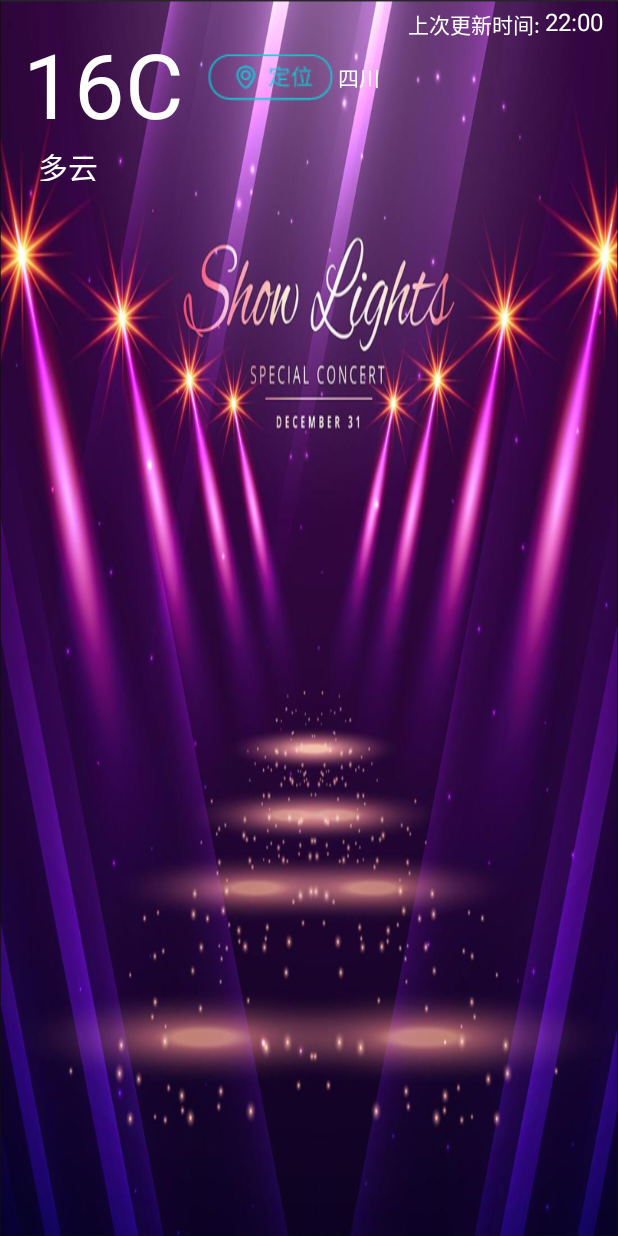
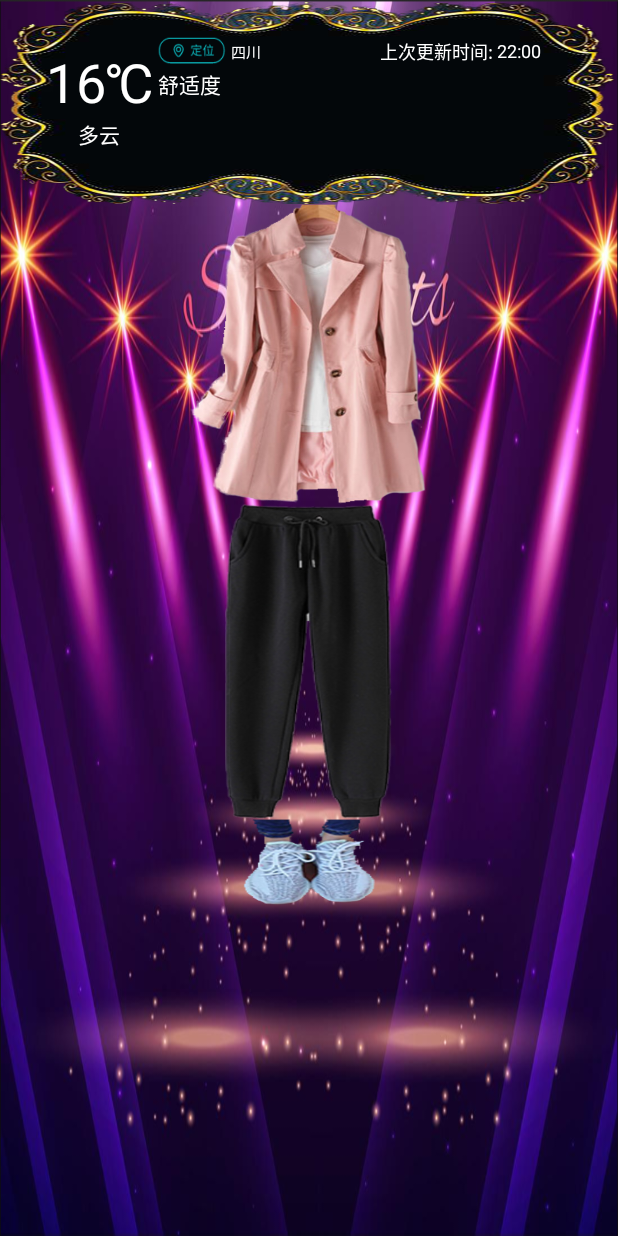
Before and after one commit to GZAY/Yichuguanjia2, an Android app: the layout collocation.xml on its own in the app's theme, with its tools: preview values and no code run, on a phone screen of 412 x 824 dp. Run offline under Robolectric (Android 15) with nearby library versions, the phone set to English and light mode, and no system bars.

Commit message:
version 3.18

```diff
--- a/app/src/main/java/com/example/yichuguanjia2/BottomNavigatioinBar/CollocationFragment.java
+++ b/app/src/main/java/com/example/yichuguanjia2/BottomNavigatioinBar/CollocationFragment.java
@@ -95,12 +95,12 @@ public class CollocationFragment extends Fragment {
                 drawerLayout.openDrawer(GravityCompat.START);
             }
         });
-        String bingPic = prefs.getString("bing_pic", null);
+        /*String bingPic = prefs.getString("bing_pic", null);
         if (bingPic != null) {
             Glide.with(this).load(bingPic).into(bingPicImg);
         } else {
             loadBingPic();
-        }
+        }*/
         return mRootView;
     }
 
@@ -149,7 +149,7 @@ public class CollocationFragment extends Fragment {
                 });
             }
         });
-        loadBingPic();
+        //loadBingPic();
     }
 
     /**
--- a/app/src/main/res/layout/activity_weather.xml
+++ b/app/src/main/res/layout/activity_weather.xml
@@ -23,6 +23,10 @@
                 android:layout_height="wrap_content">
 
                 <ImageView
+                    android:layout_width="match_parent"
+                    android:layout_height="match_parent"
+                    android:background="@drawable/weather_show"/>
+                <ImageView
                     android:id="@+id/bing_pic_img"
                     android:layout_width="match_parent"
                     android:layout_height="match_parent"
--- a/app/src/main/res/layout/collocation.xml
+++ b/app/src/main/res/layout/collocation.xml
@@ -7,4 +7,33 @@
     android:background="@drawable/c_show">
     <include layout="@layout/activity_weather" />
 
+    <RelativeLayout
+        android:layout_width="match_parent"
+        android:layout_height="match_parent">
+
+
+        <ImageView
+            android:id="@+id/down"
+            android:layout_width="111dp"
+            android:layout_height="210dp"
+            android:layout_below="@+id/coat"
+            android:layout_centerHorizontal="true"
+
+            android:background="@drawable/c_down" />
+
+        <ImageView
+            android:id="@+id/coat"
+            android:layout_width="176dp"
+            android:layout_height="200dp"
+            android:layout_centerHorizontal="true"
+            android:background="@drawable/c_coat" />
+
+        <ImageView
+            android:id="@+id/foot"
+            android:layout_width="88dp"
+            android:layout_height="57dp"
+            android:layout_centerHorizontal="true"
+            android:background="@drawable/c_foot"
+            android:layout_below="@+id/down"/>
+    </RelativeLayout>
 </LinearLayout>
--- a/app/src/main/res/layout/now.xml
+++ b/app/src/main/res/layout/now.xml
@@ -1,87 +1,108 @@
 <?xml version="1.0" encoding="utf-8"?>
-<RelativeLayout
-    xmlns:android="http://schemas.android.com/apk/res/android"
-    android:layout_width="match_parent"
+<RelativeLayout xmlns:android="http://schemas.android.com/apk/res/android"
+    android:layout_width="wrap_content"
     android:layout_height="wrap_content">
+
     <LinearLayout
         android:id="@+id/degree_info"
-        android:orientation="vertical"
         android:layout_width="wrap_content"
         android:layout_height="wrap_content"
-        android:layout_margin="15dp">
+        android:layout_alignParentTop="true"
+
+        android:layout_marginEnd="-102dp"
+        android:layout_toStartOf="@id/comfort_text"
+        android:orientation="vertical">
 
         <TextView
             android:id="@+id/degree_text"
             android:layout_width="wrap_content"
             android:layout_height="wrap_content"
-            android:layout_gravity="start"
-            android:text="16C"
+            android:layout_marginTop="30dp"
+            android:text="16℃"
             android:textColor="@color/weather"
-            android:textSize="60sp" />
+            android:textSize="36sp" />
 
         <TextView
             android:id="@+id/weather_info_text"
             android:layout_width="wrap_content"
             android:layout_height="wrap_content"
-            android:layout_gravity="start"
+            android:layout_gravity="center_horizontal"
             android:text="多云"
             android:textColor="@color/weather"
-            android:textSize="20sp"
-            android:layout_marginLeft="10dp" />
+            android:textSize="14sp" />
 
     </LinearLayout>
+
     <RelativeLayout
         android:layout_width="wrap_content"
         android:layout_height="wrap_content"
-        android:layout_marginTop="35dp"
-        android:layout_toEndOf="@id/degree_info"
-        android:layout_toRightOf="@id/degree_info">
+        android:layout_alignParentTop="true"
+        android:layout_centerVertical="true"
+        android:layout_marginStart="105dp"
+        android:layout_marginLeft="105dp"
+        android:layout_marginTop="19dp"
+        android:layout_marginEnd="10dp">
+
         <ImageView
             android:id="@+id/nav_button"
-            android:layout_width="wrap_content"
-            android:layout_height="wrap_content"
+            android:layout_width="45dp"
+            android:layout_height="18dp"
+            android:layout_alignParentStart="true"
+            android:layout_alignParentLeft="true"
+            android:layout_alignParentTop="true"
+            android:layout_marginStart="0dp"
+            android:layout_marginLeft="0dp"
+            android:layout_marginTop="5dp"
             android:background="@drawable/location">
 
         </ImageView>
+
         <TextView
             android:id="@+id/title_city"
             android:layout_width="wrap_content"
             android:layout_height="wrap_content"
+            android:layout_marginStart="3dp"
+            android:layout_marginLeft="3dp"
+            android:layout_marginTop="7dp"
             android:layout_toEndOf="@id/nav_button"
+            android:layout_toRightOf="@id/nav_button"
             android:text="四川"
-            android:layout_marginTop="5dp"
-            android:layout_marginStart="2dp"
             android:textColor="@color/weather"
-            android:textSize="14sp"
-            android:layout_toRightOf="@id/nav_button" />
-
-        <TextView
-            android:id="@+id/comfort_text"
-            android:layout_width="wrap_content"
-            android:layout_height="wrap_content"
-            android:layout_below="@id/nav_button"
-            android:layout_marginTop="5dp"
-            android:layout_marginEnd="8dp"
-            android:textColor="@color/weather" />
+            android:textSize="10sp" />
     </RelativeLayout>
 
     <TextView
         android:id="@+id/title_update_time"
         android:layout_width="wrap_content"
         android:layout_height="wrap_content"
+        android:layout_alignParentEnd="true"
         android:layout_alignParentRight="true"
-        android:layout_marginEnd="10dp"
-        android:layout_marginTop="3dp"
+        android:layout_marginTop="25dp"
+        android:layout_marginEnd="51dp"
+        android:layout_marginRight="51dp"
         android:text="22:00"
         android:textColor="@color/weather"
-        android:textSize="16sp"/>
+        android:textSize="12sp" />
+
     <TextView
         android:layout_width="wrap_content"
         android:layout_height="wrap_content"
+        android:layout_marginTop="25dp"
+        android:layout_marginEnd="0dp"
+        android:layout_marginRight="0dp"
         android:layout_toStartOf="@id/title_update_time"
-        android:layout_marginTop="5dp"
+        android:layout_toLeftOf="@id/title_update_time"
         android:text="上次更新时间: "
         android:textColor="@color/weather"
-        android:textSize="14sp"
-        android:layout_toLeftOf="@id/title_update_time" />
+        android:textSize="12sp" />
+
+    <TextView
+        android:id="@+id/comfort_text"
+        android:layout_width="wrap_content"
+        android:layout_height="wrap_content"
+        android:layout_marginTop="45dp"
+        android:layout_marginStart="105dp"
+        android:layout_marginEnd="25dp"
+        android:text="舒适度"
+        android:textColor="@color/weather" />
 </RelativeLayout>
```
Also changed, not shown: app/src/main/res/drawable/c_coat.png (added), app/src/main/res/drawable/c_coat0.png (added), app/src/main/res/drawable/c_down.png (added), app/src/main/res/drawable/c_down0.png (added), app/src/main/res/drawable/c_foot.png (added), app/src/main/res/drawable/c_foot0.png (added), app/src/main/res/drawable/c_head.png (added), app/src/main/res/drawable/c_head0.png (added), app/src/main/res/drawable/weather_show.png (added).
